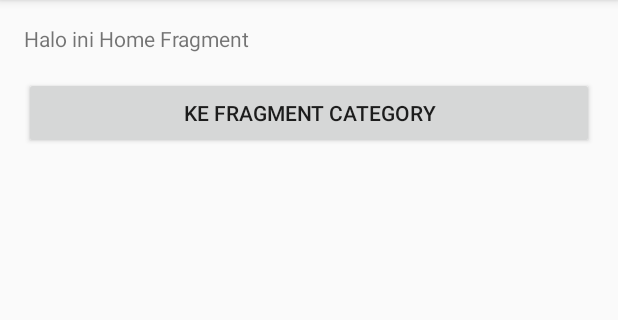
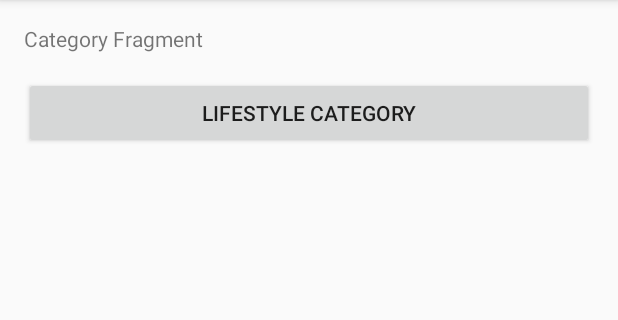
Before and after one commit to ndgspn/dcdng-android-fundamental, an Android app: the screen it shows after launch (MainActivity), after a tap on "KE FRAGMENT CATEGORY", on a phone screen of 412 x 824 dp, the part 84-404 px from its top. Run offline under Robolectric (Android 15) with nearby library versions, the phone set to English and light mode, and no system bars.

Commit message:
detail category fragment

```diff
--- a/MyFlexibleFragment/app/src/main/java/com/example/myflexiblefragment/CategoryFragment.kt
+++ b/MyFlexibleFragment/app/src/main/java/com/example/myflexiblefragment/CategoryFragment.kt
@@ -5,6 +5,7 @@ import androidx.fragment.app.Fragment
 import android.view.LayoutInflater
 import android.view.View
 import android.view.ViewGroup
+import android.widget.Button
 
 // TODO: Rename parameter arguments, choose names that match
 // the fragment initialization parameters, e.g. ARG_ITEM_NUMBER
@@ -16,7 +17,7 @@ private const val ARG_PARAM2 = "param2"
  * Use the [CategoryFragment.newInstance] factory method to
  * create an instance of this fragment.
  */
-class CategoryFragment : Fragment() {
+class CategoryFragment : Fragment(), View.OnClickListener {
     // TODO: Rename and change types of parameters
     private var param1: String? = null
     private var param2: String? = null
@@ -35,6 +36,13 @@ class CategoryFragment : Fragment() {
     ): View? {
         // Inflate the layout for this fragment
         return inflater.inflate(R.layout.fragment_category, container, false)
+    }
+
+    override fun onViewCreated(view: View, savedInstanceState: Bundle?) {
+        super.onViewCreated(view, savedInstanceState)
+        val btnDetailCategory: Button = view.findViewById(R.id.btn_detail_category)
+
+        btnDetailCategory.setOnClickListener(this)
     }
 
     companion object {
@@ -56,4 +64,10 @@ class CategoryFragment : Fragment() {
                 }
             }
     }
+
+    override fun onClick(view: View) {
+        if (view.id == R.id.btn_detail_category) {
+
+        }
+    }
 }
--- a/MyFlexibleFragment/app/src/main/java/com/example/myflexiblefragment/HomeFragment.kt
+++ b/MyFlexibleFragment/app/src/main/java/com/example/myflexiblefragment/HomeFragment.kt
@@ -1,6 +1,7 @@
 package com.example.myflexiblefragment
 
 import android.os.Bundle
+import android.util.Log
 import androidx.fragment.app.Fragment
 import android.view.LayoutInflater
 import android.view.View
@@ -41,11 +42,8 @@ class HomeFragment : Fragment(), View.OnClickListener {
     override fun onViewCreated(view: View, savedInstanceState: Bundle?) {
         super.onViewCreated(view, savedInstanceState)
         val btnCategory: Button = view.findViewById(R.id.btn_category)
+
         btnCategory.setOnClickListener(this)
-    }
-
-    override fun onClick(view: View) {
-
     }
 
     companion object {
@@ -68,4 +66,15 @@ class HomeFragment : Fragment(), View.OnClickListener {
             }
     }
 
+    override fun onClick(view: View?) {
+        val mCategoryFragment = CategoryFragment()
+        val mFragmentManager = fragmentManager
+
+        mFragmentManager?.beginTransaction()?.apply {
+            replace(R.id.frame_container, mCategoryFragment, CategoryFragment::class.java.simpleName)
+            addToBackStack(null)
+            commit()
+        }
+    }
+
 }
--- a/MyFlexibleFragment/app/src/main/res/layout/fragment_category.xml
+++ b/MyFlexibleFragment/app/src/main/res/layout/fragment_category.xml
@@ -1,14 +1,23 @@
 <?xml version="1.0" encoding="utf-8"?>
-<FrameLayout xmlns:android="http://schemas.android.com/apk/res/android"
+<LinearLayout xmlns:android="http://schemas.android.com/apk/res/android"
     xmlns:tools="http://schemas.android.com/tools"
     android:layout_width="match_parent"
     android:layout_height="match_parent"
+    android:orientation="vertical"
+    android:padding="16dp"
     tools:context=".CategoryFragment">
 
     <!-- TODO: Update blank fragment layout -->
     <TextView
         android:layout_width="match_parent"
-        android:layout_height="match_parent"
-        android:text="@string/hello_blank_fragment" />
+        android:layout_height="wrap_content"
+        android:layout_marginBottom="16dp"
+        android:text="@string/this_category" />
 
-</FrameLayout>
+    <Button
+        android:id="@+id/btn_detail_category"
+        android:layout_width="match_parent"
+        android:layout_height="wrap_content"
+        android:text="@string/lifestyle_category" />
+
+</LinearLayout>
--- a/MyFlexibleFragment/app/src/main/res/values/strings.xml
+++ b/MyFlexibleFragment/app/src/main/res/values/strings.xml
@@ -1,7 +1,8 @@
 <resources>
     <string name="app_name">MyFlexibleFragment</string>
     <!-- TODO: Remove or change this placeholder text -->
-    <string name="hello_blank_fragment">Hello blank fragment</string>
+    <string name="this_category">Category Fragment</string>
     <string name="to_category">Ke fragment category</string>
     <string name="hello_home_fragment">Halo ini Home Fragment</string>
+    <string name="lifestyle_category">Lifestyle category</string>
 </resources>
```
